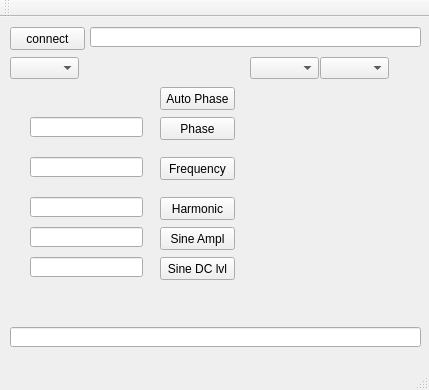
Above: SerialPortCommunicationQt/SerialPortCommunication/SRS/LockInAmplifier/Final_Lock-In-Amplifier/mainwindow.ui from vicvict/Lock-In-Amplifier before the change. Below: the same form after it.
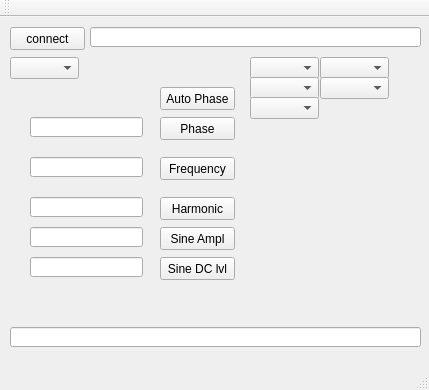
That is the form after the change.

What changed in the file:
```diff
--- a/SerialPortCommunicationQt/SerialPortCommunication/SRS/LockInAmplifier/Final_Lock-In-Amplifier/mainwindow.ui
+++ b/SerialPortCommunicationQt/SerialPortCommunication/SRS/LockInAmplifier/Final_Lock-In-Amplifier/mainwindow.ui
@@ -205,6 +205,36 @@
      </rect>
     </property>
    </widget>
+   <widget class="QComboBox" name="comboBoxRefTriggerMode">
+    <property name="geometry">
+     <rect>
+      <x>250</x>
+      <y>60</y>
+      <width>69</width>
+      <height>22</height>
+     </rect>
+    </property>
+   </widget>
+   <widget class="QComboBox" name="comboBoxRefTriggerOutput">
+    <property name="geometry">
+     <rect>
+      <x>320</x>
+      <y>60</y>
+      <width>69</width>
+      <height>22</height>
+     </rect>
+    </property>
+   </widget>
+   <widget class="QComboBox" name="comboBoxInputSignal">
+    <property name="geometry">
+     <rect>
+      <x>250</x>
+      <y>80</y>
+      <width>69</width>
+      <height>22</height>
+     </rect>
+    </property>
+   </widget>
   </widget>
   <widget class="QMenuBar" name="menuBar">
    <property name="geometry">
```
